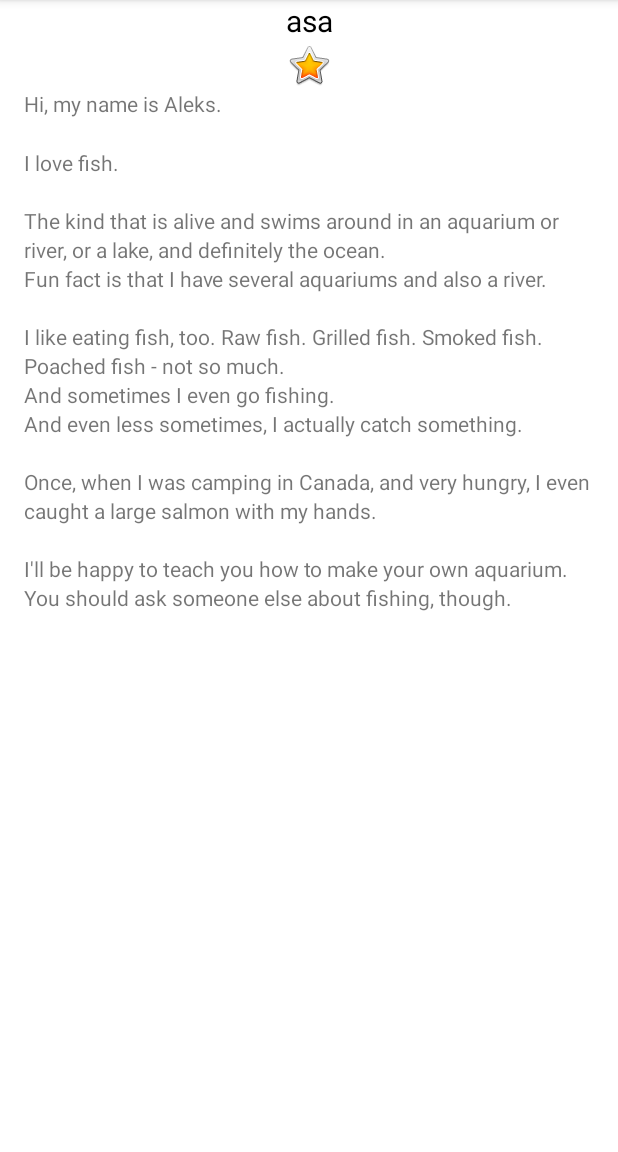
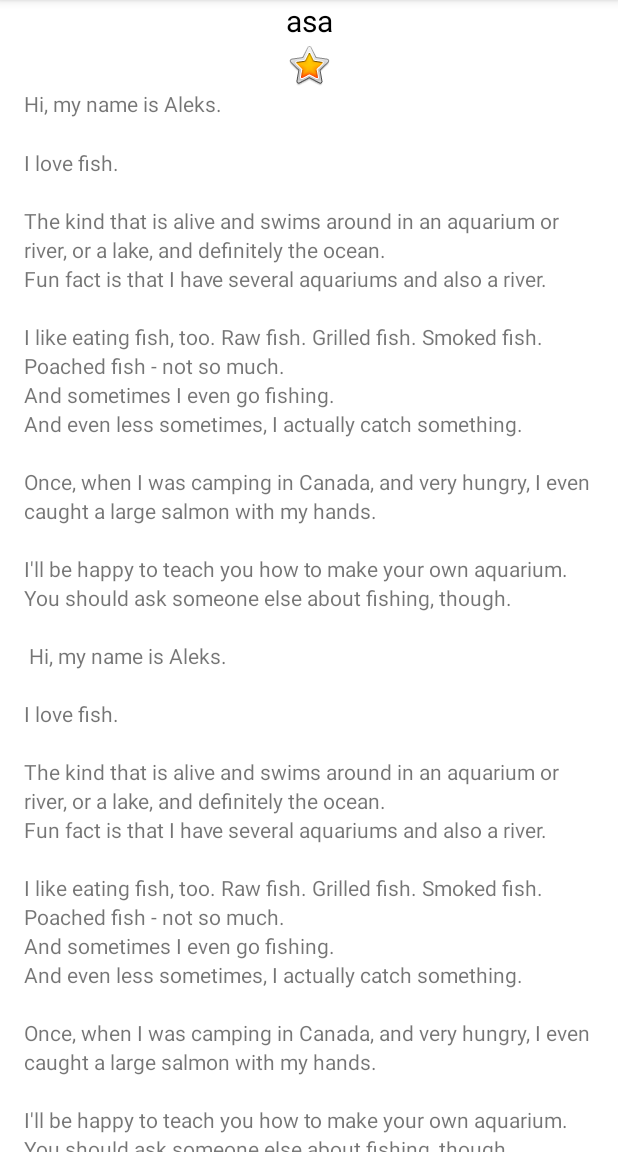
Before and after one commit to asa-012/lesson2, an Android app: the screen it shows after launch (MainActivity), on a phone screen of 412 x 824 dp, the part 84-1236 px from its top. Run offline under Robolectric (Android 15) with nearby library versions, the phone set to English and light mode, and no system bars.

Commit message:
Task: authorが違うのでテストコミット

```diff
--- a/app/src/main/res/values/strings.xml
+++ b/app/src/main/res/values/strings.xml
@@ -10,5 +10,15 @@
 \nAnd even less sometimes, I actually catch something.
 \n\nOnce, when I was camping in Canada, and very hungry, I even caught a large salmon with my hands.
 \n\nI\'ll be happy to teach you how to make your own aquarium.
+\nYou should ask someone else about fishing, though.\n\n
+    Hi, my name is Aleks.
+\n\nI love fish.
+\n\nThe kind that is alive and swims around in an aquarium or river, or a lake, and definitely the ocean.
+\nFun fact is that I have several aquariums and also a river.
+\n\nI like eating fish, too. Raw fish. Grilled fish. Smoked fish. Poached fish - not so much.
+\nAnd sometimes I even go fishing.
+\nAnd even less sometimes, I actually catch something.
+\n\nOnce, when I was camping in Canada, and very hungry, I even caught a large salmon with my hands.
+\n\nI\'ll be happy to teach you how to make your own aquarium.
 \nYou should ask someone else about fishing, though.\n\n</string>
 </resources>
```
